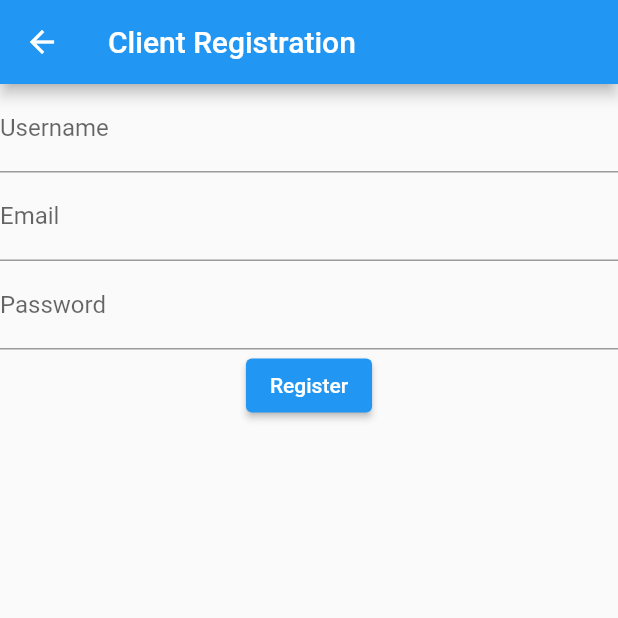
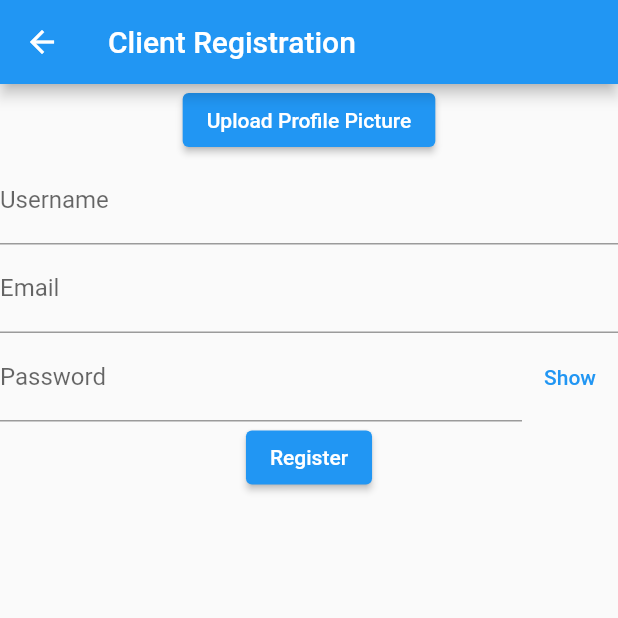
Before and after one commit to BrownYoga/Work-For-Me, a Flutter app: the ClientRegistration screen opened directly, on a phone screen of 412 x 824 dp, the top half of it. Run offline on Flutter 3.47's test engine with Material 2 defaults, Android fonts, the phone set to English and light mode, and no system bars; our stand-ins replace flutter_spinkit, image_picker.

Commit message:
fix registration form

```diff
--- a/work_for_me/lib/client/client_registration.dart
+++ b/work_for_me/lib/client/client_registration.dart
@@ -1,6 +1,6 @@
-// ignore_for_file: library_private_types_in_public_api
-
 import 'package:flutter/material.dart';
+import 'dart:io';
+import 'package:image_picker/image_picker.dart';
 
 class ClientRegistration extends StatefulWidget {
   const ClientRegistration({Key? key}) : super(key: key);
@@ -11,6 +11,16 @@ class ClientRegistration extends StatefulWidget {
 
 class _ClientRegistrationState extends State<ClientRegistration> {
   final _formKey = GlobalKey<FormState>();
+  bool _obscureText = true;
+  File? _image;
+
+  Future getImage() async {
+    final image = await ImagePicker().pickImage(source: ImageSource.gallery);
+
+    setState(() {
+      _image = File(image!.path);
+    });
+  }
 
   @override
   Widget build(BuildContext context) {
@@ -22,6 +32,16 @@ class _ClientRegistrationState extends State<ClientRegistration> {
         key: _formKey,
         child: Column(
           children: <Widget>[
+            if (_image != null)
+              Image.file(
+                _image!,
+                height: 100,
+                width: 100,
+              ),
+            ElevatedButton(
+              onPressed: getImage,
+              child: const Text("Upload Profile Picture"),
+            ),
             TextFormField(
               decoration: const InputDecoration(labelText: 'Username'),
               validator: (value) {
@@ -40,9 +60,12 @@ class _ClientRegistrationState extends State<ClientRegistration> {
                 return null;
               },
             ),
-            TextFormField(
+            Row(
+              children: [
+                Expanded(
+                  child: TextFormField(
                     decoration: const InputDecoration(labelText: 'Password'),
-              obscureText: true,
+                    obscureText: _obscureText,
                     validator: (value) {
                       if (value == null || value.isEmpty) {
                         return 'Please enter a password';
@@ -50,10 +73,22 @@ class _ClientRegistrationState extends State<ClientRegistration> {
                       return null;
                     },
                   ),
+                ),
+                TextButton(
+                  onPressed: () {
+                    setState(() {
+                      _obscureText = !_obscureText;
+                    });
+                  },
+                  child: Text(_obscureText ? "Show" : "Hide"),
+                ),
+              ],
+            ),
             ElevatedButton(
               onPressed: () {
                 if (_formKey.currentState!.validate()) {
                   // Process registration
+                  Navigator.pop(context);
                 }
               },
               child: const Text('Register'),
--- a/work_for_me/lib/main.dart
+++ b/work_for_me/lib/main.dart
@@ -5,6 +5,7 @@ import 'package:work_for_me/worker/worker_reg_log.dart';  // Import the worker r
 import 'package:work_for_me/client/client_reg_log.dart';  // Import the client registration and login screen
 import 'package:work_for_me/client/client_login.dart';  // Import for ClientLogin
 import 'package:work_for_me/worker/worker_login.dart';
+import 'client/client_registration.dart';
 
 void main() {
   runApp(const MyApp());  // Added const here
@@ -24,6 +25,7 @@ class MyApp extends StatelessWidget {
         '/client_reg_log': (context) => const ClientRegLog(), // Client Registration and Login
         '/client_login': (context) => const ClientLogin(),  // New route for ClientLogin
         '/worker_login': (context) => const WorkerLogin(),
+        '/client_registration': (context) => const ClientRegistration(),
       },
     );
   }
--- a/work_for_me/pubspec.yaml
+++ b/work_for_me/pubspec.yaml
@@ -30,6 +30,7 @@ environment:
 dependencies:
   flutter:
     sdk: flutter
+  image_picker: ^0.8.4
 
 
   # The following adds the Cupertino Icons font to your application.
```
Also changed, not shown: work_for_me/pubspec.lock, 5 other files. Lines whose indentation alone changed are shown as unchanged.
